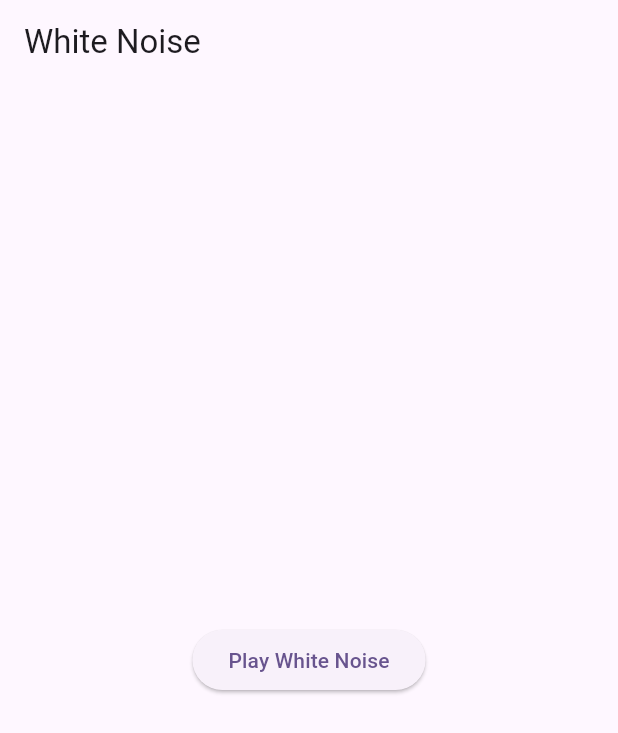
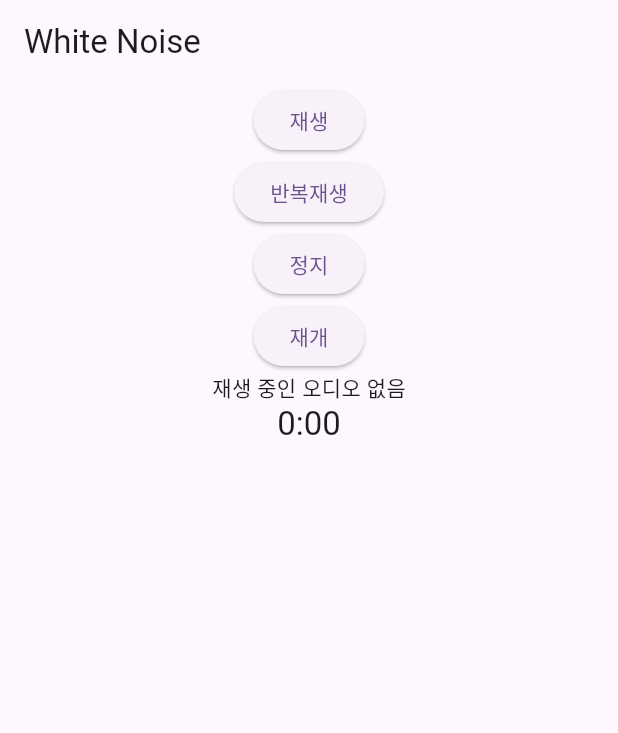
Before and after one commit to Maccrey/flutter_background_mp3_play, a Flutter app: the screen it shows after launch, on a phone screen of 412 x 824 dp. Shown: the top 733 px of the screen. Run offline on Flutter 3.47's test engine with Material 3 defaults, Android fonts, the light colour scheme and no system bars; our stand-ins replace just_audio.

Commit message:
Enhance HomeScreen and BackgroundPlayController with additional audio control features and UI updates

```diff
--- a/lib/view/home_screen.dart
+++ b/lib/view/home_screen.dart
@@ -1,14 +1,17 @@
 import 'package:flutter/material.dart';
 import 'package:white_noise_backgraund_play_module/viewmodel/background_play_controller.dart';
 
+// 백그라운드 화이트 노이즈 재생을 위한 홈 화면 위젯
 class HomeScreen extends StatefulWidget {
-  HomeScreen({super.key});
+  const HomeScreen({super.key});
 
   @override
   State<HomeScreen> createState() => _HomeScreenState();
 }
 
+// 홈 화면의 상태를 관리하는 State 클래스
 class _HomeScreenState extends State<HomeScreen> {
+  // 백그라운드 오디오 재생을 제어하는 컨트롤러
   final BackgroundPlayController controller = BackgroundPlayController();
 
   @override
@@ -18,21 +21,87 @@ class _HomeScreenState extends State<HomeScreen> {
         title: const Text('White Noise'),
       ),
       body: Center(
+        // ValueListenableBuilder를 사용하여 재생 상태 변화 감지
         child: ValueListenableBuilder<bool>(
           valueListenable: controller.isPlaying,
           builder: (context, isPlaying, child) {
-            return ElevatedButton(
+            return Column(
+              children: [
+                // 재생/일시정지 버튼
+                ElevatedButton(
+                  onPressed: () async {
+                    if (isPlaying) {
+                      // 현재 재생 중이면 일시정지
+                      await controller.pauseBackgroundAudio();
+                      controller.isPlaying.value = false;
+                    } else {
+                      await controller
+                          .playBackgroundAudio('assets/cafe-noise-32940.mp3');
+                      controller.isPlaying.value = true;
+                    }
+                  },
+                  child: Text(isPlaying ? '일시정지' : '재생'),
+                ),
+                // 반복 재생 버튼
+                ElevatedButton(
                   onPressed: () {
                     if (isPlaying) {
                       controller.pauseBackgroundAudio();
+                      controller.isPlaying.value = false;
                     } else {
-                  controller.playBackgroundAudio('assets/cafe-noise-32940.mp3');
+                      if (controller.currentAssetNotifier.value.isNotEmpty) {
+                        controller.resumeBackgroundAudio();
+                      } else {
+                        controller.playBackgroundLoopAudio(
+                            'assets/cafe-noise-32940.mp3');
                       }
+                      controller.isPlaying.value = true;
+                    }
+                  },
+                  child: Text(isPlaying ? '일시정지' : '반복재생'),
+                ),
+                // 정지 버튼
+                ElevatedButton(
+                  onPressed: () async {
+                    await controller.stopBackgroundAudio();
+                    await controller.seekTo(Duration.zero);
                     setState(() {
-                  controller.isPlaying.value = !isPlaying;
+                      controller.isPlaying.value = false;
+                      controller.currentAssetNotifier.value = '';
                     });
                   },
-              child: Text(isPlaying ? 'Stop White Noise' : 'Play White Noise'),
+                  child: const Text('정지'),
+                ),
+                // 재개 버튼
+                ElevatedButton(
+                    onPressed: () {
+                      controller.resumeBackgroundAudio();
+                    },
+                    child: Text('재개')),
+
+                // 재생 중인 오디오 파일 이름 표시
+                ValueListenableBuilder<String>(
+                  valueListenable: controller.currentAssetNotifier,
+                  builder: (context, currentAsset, child) {
+                    return Text(currentAsset);
+                  },
+                ),
+
+                // 오디오 파일 재생 시간을 실시간으로 표시
+                StreamBuilder<Duration>(
+                  stream: controller.positionStream(),
+                  builder: (context, snapshot) {
+                    if (snapshot.hasData) {
+                      final duration = snapshot.data!;
+                      return Text(
+                        '${duration.inMinutes}:${(duration.inSeconds % 60).toString().padLeft(2, '0')}',
+                        style: Theme.of(context).textTheme.titleLarge,
+                      );
+                    }
+                    return const Text('00:00');
+                  },
+                ),
+              ],
             );
           },
         ),
--- a/lib/viewmodel/background_play_controller.dart
+++ b/lib/viewmodel/background_play_controller.dart
@@ -2,12 +2,48 @@ import 'package:flutter/material.dart';
 import 'package:just_audio/just_audio.dart';
 
 class BackgroundPlayController {
-  final AudioPlayer _audioPlayer = AudioPlayer();
-  final ValueNotifier<bool> isPlaying = ValueNotifier<bool>(false);
+  final AudioPlayer _audioPlayer = AudioPlayer(); // 오디오 플레이어 인스턴스
+  final ValueNotifier<bool> isPlaying =
+      ValueNotifier<bool>(false); // 재생 상태를 감지하는 ValueNotifier
+
+  // 현재 재생 중인 오디오 파일의 자산 경로를 감시하는 ValueNotifier
+  final ValueNotifier<String> currentAssetNotifier =
+      ValueNotifier<String>('재생 중인 오디오 없음');
   String? _currentAsset;
 
+  /// 지정된 에셋 경로의 오디오를 백그라운드에서 재생합니다.
+  ///
+  /// [assetPath]는 재생할 오디오 파일의 에셋 경로입니다.
+  ///
+  /// 현재 재생 중인 에셋과 다른 경우, 기존 재생을 중지하고 새로운 에셋을 로드합니다.
+  /// 루프 모드를 해제하고 오디오를 재생하며, 재생 상태를 true로 설정합니다.
+  ///
+  /// 에러가 발생하면 콘솔에 에러를 출력하고 예외를 다시 던집니다.
+  ///
+
+  /// 재생
   Future<void> playBackgroundAudio(String assetPath) async {
     try {
+      if (_currentAsset != assetPath) {
+        await _audioPlayer.stop();
+        await _audioPlayer.setAsset(assetPath);
+        _currentAsset = assetPath;
+        currentAssetNotifier.value = assetPath; // 현재 재생 중인 에셋 이름 갱신
+      }
+
+      await _audioPlayer.setLoopMode(LoopMode.off);
+      await _audioPlayer.play();
+      isPlaying.value = true;
+    } catch (e) {
+      debugPrint('Error playing audio: $e');
+      rethrow;
+    }
+  }
+
+  /// 반복재생
+  Future<void> playBackgroundLoopAudio(String assetPath) async {
+    try {
+      currentAssetNotifier.value = assetPath; // 현재 재생 중인 에셋 이름 갱신
       if (_currentAsset != assetPath) {
         await _audioPlayer.stop();
         await _audioPlayer.setAsset(assetPath);
@@ -24,6 +60,7 @@ class BackgroundPlayController {
     }
   }
 
+  /// 정지
   Future<void> stopBackgroundAudio() async {
     try {
       await _audioPlayer.stop();
@@ -32,8 +69,11 @@ class BackgroundPlayController {
     }
   }
 
-  void resumeBackgroundAudio() {
+  /// 재개
+  resumeBackgroundAudio() {
     try {
+      // currentAssetNotifier.value = _currentAsset ??
+      //     'resumeBackgroundAudio No audio playing'; // 현재 재생 중인 에셋 이름 갱신
       _audioPlayer.play();
       isPlaying.value = true;
     } catch (e) {
@@ -41,7 +81,8 @@ class BackgroundPlayController {
     }
   }
 
-  void pauseBackgroundAudio() {
+  /// 일시정지
+  pauseBackgroundAudio() {
     try {
       _audioPlayer.pause();
       isPlaying.value = false;
@@ -50,6 +91,21 @@ class BackgroundPlayController {
     }
   }
 
+// 현재 재생 중인 오디오 파일의 재생 시간을 반환합니다.
+  currentAsset() {
+    return _currentAsset;
+  }
+
+// 현재 재생 중인 오디오 파일의 재생 시간을 반환합니다.
+  Stream<Duration> positionStream() {
+    return _audioPlayer.positionStream;
+  }
+
+// 현재 재생 중인 오디오 파일의 재생 시간을 반환합니다.
+  seekTo(Duration position) {
+    _audioPlayer.seek(position);
+  }
+
   void dispose() {
     _audioPlayer.dispose();
   }
```
Lines whose indentation alone changed are shown as unchanged.
